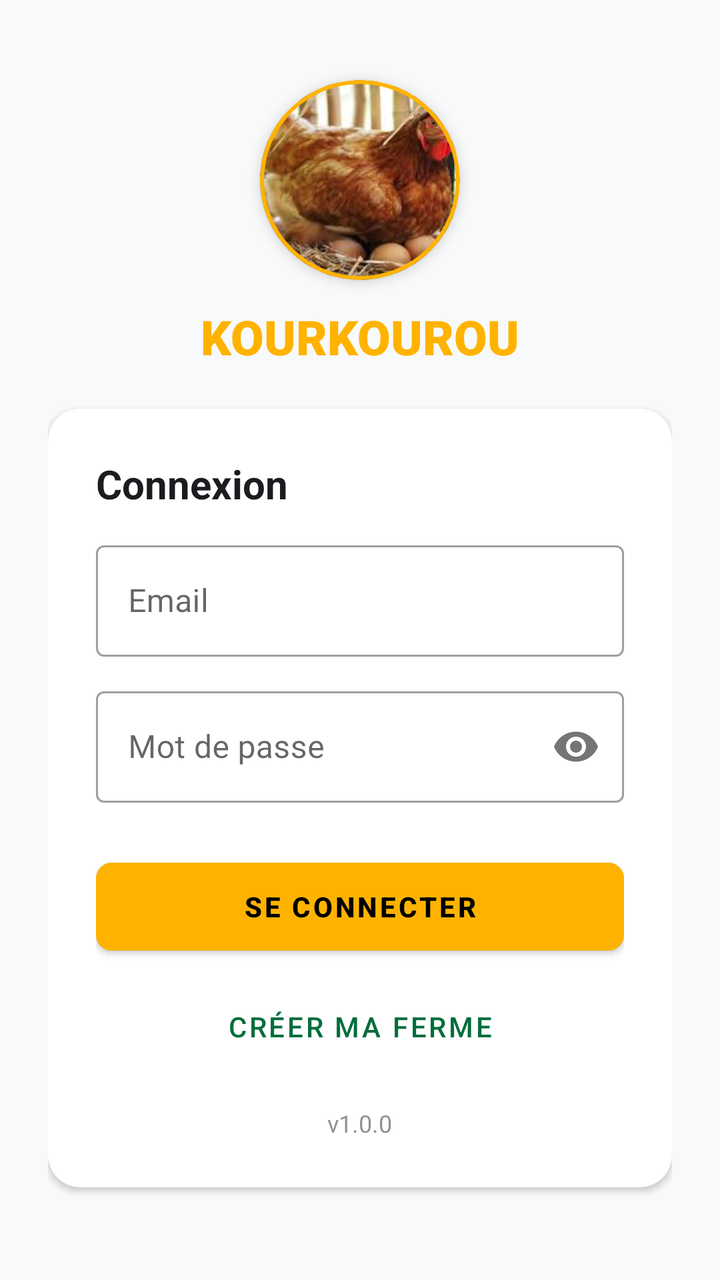
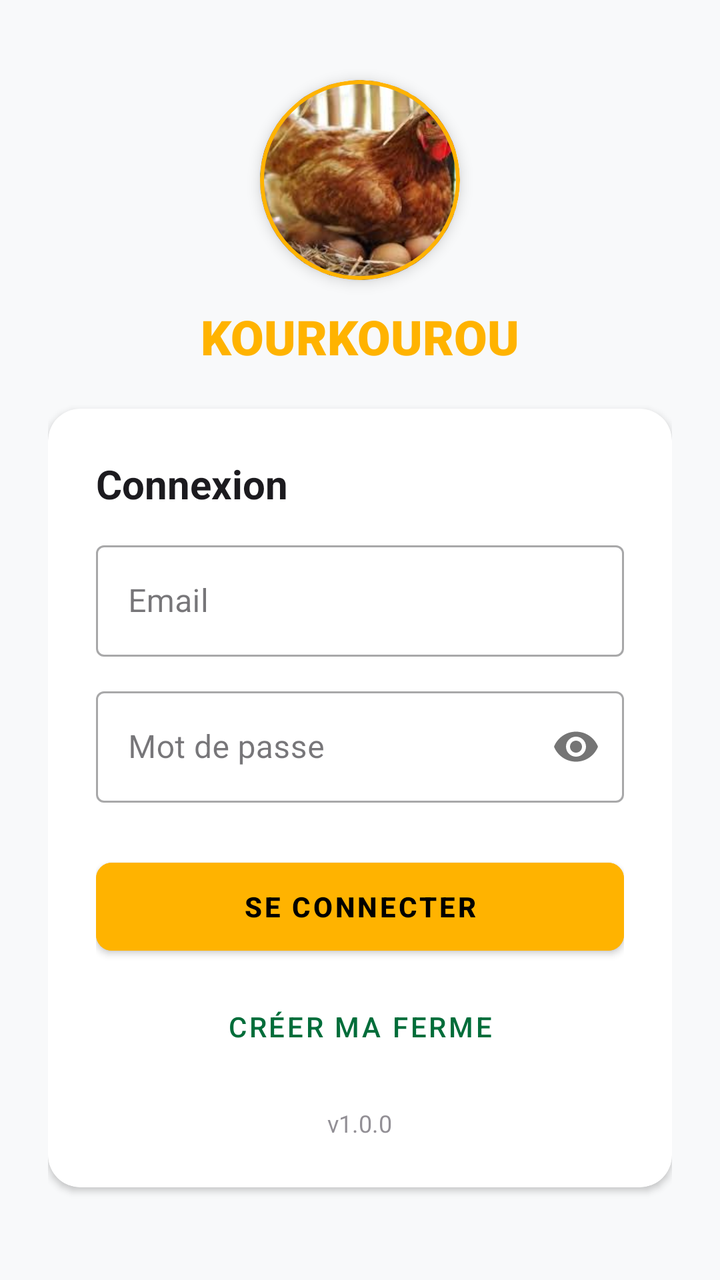

Compare the two renders of this Android layout. The source of the first and the diff that turns it into the second are given below.
<!-- AndroidManifest.xml: application theme Theme.Poulailler_copilot -->
<!-- res/layout/activity_login.xml -->
<?xml version="1.0" encoding="utf-8"?>
<ScrollView xmlns:android="http://schemas.android.com/apk/res/android"
    xmlns:app="http://schemas.android.com/apk/res-auto"
    android:layout_width="match_parent"
    android:layout_height="match_parent"
    android:fillViewport="true"
    android:background="@color/background">

    <LinearLayout
        android:layout_width="match_parent"
        android:layout_height="wrap_content"
        android:gravity="center_horizontal"
        android:orientation="vertical"
        android:padding="24dp">

        <com.google.android.material.card.MaterialCardView
            android:layout_width="100dp"
            android:layout_height="100dp"
            android:layout_marginTop="16dp"
            app:cardCornerRadius="50dp"
            app:cardElevation="4dp"
            app:strokeColor="@color/accent_amber"
            app:strokeWidth="2dp">
            <ImageView
                android:layout_width="match_parent"
                android:layout_height="match_parent"
                android:scaleType="centerCrop"
                android:src="@drawable/poule_pondeuse"
                android:contentDescription="Logo" />
        </com.google.android.material.card.MaterialCardView>

        <TextView
            android:layout_width="wrap_content"
            android:layout_height="wrap_content"
            android:layout_marginTop="12dp"
            android:text="KOURKOUROU"
            android:textColor="@color/accent_amber"
            android:textSize="24sp"
            android:fontFamily="sans-serif-black" />

        <com.google.android.material.card.MaterialCardView
            android:layout_width="match_parent"
            android:layout_height="wrap_content"
            android:layout_marginTop="20dp"
            style="@style/Widget.App.CardView">

            <LinearLayout
                android:id="@+id/loginContainer"
                android:layout_width="match_parent"
                android:layout_height="wrap_content"
                android:orientation="vertical"
                android:padding="24dp">

                <TextView
                    android:id="@+id/tvTitle"
                    android:layout_width="wrap_content"
                    android:layout_height="wrap_content"
                    android:text="Connexion"
                    android:textSize="20sp"
                    android:textStyle="bold"
                    android:textColor="@color/text_primary"
                    android:layout_marginBottom="12dp"/>

                
                <LinearLayout
                    android:id="@+id/layoutRegisterChoices"
                    android:layout_width="match_parent"
                    android:layout_height="wrap_content"
                    android:orientation="vertical"
                    android:visibility="gone"
                    android:layout_marginBottom="16dp">

                    <TextView
                        android:layout_width="wrap_content"
                        android:layout_height="wrap_content"
                        android:text="Choisissez votre mode d'inscription :"
                        android:textColor="@color/text_secondary"
                        android:textSize="14sp"
                        android:layout_marginBottom="12dp"/>

                    <com.google.android.material.button.MaterialButton
                        android:id="@+id/btnChoiceResponsable"
                        android:layout_width="match_parent"
                        android:layout_height="wrap_content"
                        android:text="CRÉER MA FERME"
                        android:textStyle="bold"
                        style="@style/Widget.MaterialComponents.Button.OutlinedButton"
                        app:strokeColor="@color/primary"
                        android:textColor="@color/primary"
                        app:icon="@android:drawable/ic_input_add"/>

                    <com.google.android.material.button.MaterialButton
                        android:id="@+id/btnChoiceAgent"
                        android:layout_width="match_parent"
                        android:layout_height="wrap_content"
                        android:layout_marginTop="8dp"
                        android:text="REJOINDRE UNE FERME"
                        android:textStyle="bold"
                        style="@style/Widget.MaterialComponents.Button.OutlinedButton"
                        app:strokeColor="@color/accent_blue"
                        android:textColor="@color/accent_blue"
                        app:icon="@android:drawable/ic_menu_share"/>
                </LinearLayout>

                <com.google.android.material.textfield.TextInputLayout
                    android:id="@+id/tilEmail"
                    android:layout_width="match_parent"
                    android:layout_height="wrap_content"
                    android:hint="Email"
                    style="@style/Widget.MaterialComponents.TextInputLayout.OutlinedBox">
                    <com.google.android.material.textfield.TextInputEditText
                        android:id="@+id/etEmail"
                        android:layout_width="match_parent"
                        android:layout_height="wrap_content"
                        android:inputType="textEmailAddress" />
                </com.google.android.material.textfield.TextInputLayout>

                <com.google.android.material.textfield.TextInputLayout
                    android:id="@+id/tilPassword"
                    android:layout_width="match_parent"
                    android:layout_height="wrap_content"
                    android:layout_marginTop="12dp"
                    android:hint="Mot de passe"
                    app:passwordToggleEnabled="true"
                    style="@style/Widget.MaterialComponents.TextInputLayout.OutlinedBox">
                    <com.google.android.material.textfield.TextInputEditText
                        android:id="@+id/etPassword"
                        android:layout_width="match_parent"
                        android:layout_height="wrap_content"
                        android:inputType="textPassword" />
                </com.google.android.material.textfield.TextInputLayout>

                <com.google.android.material.textfield.TextInputLayout
                    android:id="@+id/tilUsername"
                    android:layout_width="match_parent"
                    android:layout_height="wrap_content"
                    android:layout_marginTop="12dp"
                    android:hint="Votre Nom"
                    android:visibility="gone"
                    style="@style/Widget.MaterialComponents.TextInputLayout.OutlinedBox">
                    <com.google.android.material.textfield.TextInputEditText
                        android:id="@+id/etUsername"
                        android:layout_width="match_parent"
                        android:layout_height="wrap_content" />
                </com.google.android.material.textfield.TextInputLayout>

                
                <com.google.android.material.textfield.TextInputLayout
                    android:id="@+id/tilFarmCode"
                    android:layout_width="match_parent"
                    android:layout_height="wrap_content"
                    android:layout_marginTop="12dp"
                    android:hint="Code de la ferme reçu"
                    android:visibility="gone"
                    app:helperText="Saisissez le code à 6 caractères"
                    style="@style/Widget.MaterialComponents.TextInputLayout.OutlinedBox">
                    <com.google.android.material.textfield.TextInputEditText
                        android:id="@+id/etFarmCode"
                        android:layout_width="match_parent"
                        android:layout_height="wrap_content"
                        android:textAllCaps="true" />
                </com.google.android.material.textfield.TextInputLayout>

                
                <LinearLayout
                    android:id="@+id/layoutFarmInfoFields"
                    android:layout_width="match_parent"
                    android:layout_height="wrap_content"
                    android:orientation="vertical"
                    android:visibility="gone">

                    <com.google.android.material.textfield.TextInputLayout
                        android:layout_width="match_parent"
                        android:layout_height="wrap_content"
                        android:layout_marginTop="12dp"
                        android:hint="Nom de votre Ferme"
                        style="@style/Widget.MaterialComponents.TextInputLayout.OutlinedBox">
                        <com.google.android.material.textfield.TextInputEditText
                            android:id="@+id/etFarmName"
                            android:layout_width="match_parent"
                            android:layout_height="wrap_content" />
                    </com.google.android.material.textfield.TextInputLayout>

                    <com.google.android.material.textfield.TextInputLayout
                        android:layout_width="match_parent"
                        android:layout_height="wrap_content"
                        android:layout_marginTop="12dp"
                        android:hint="Devise"
                        style="@style/Widget.MaterialComponents.TextInputLayout.OutlinedBox.ExposedDropdownMenu">
                        <AutoCompleteTextView
                            android:id="@+id/actvCurrencySignup"
                            android:layout_width="match_parent"
                            android:layout_height="wrap_content"
                            android:inputType="none" />
                    </com.google.android.material.textfield.TextInputLayout>

                </LinearLayout>

                <com.google.android.material.button.MaterialButton
                    android:id="@+id/btnLogin"
                    android:layout_width="match_parent"
                    android:layout_height="56dp"
                    android:layout_marginTop="24dp"
                    android:text="Se connecter"
                    android:textStyle="bold"
                    app:cornerRadius="8dp"
                    android:backgroundTint="@color/accent_amber"
                    android:textColor="@color/black" />

                <com.google.android.material.button.MaterialButton
                    android:id="@+id/btnToggleRegister"
                    style="@style/Widget.MaterialComponents.Button.TextButton"
                    android:layout_width="match_parent"
                    android:layout_height="wrap_content"
                    android:layout_marginTop="8dp"
                    android:text="CRÉER MA FERME" />

                <TextView
                    android:id="@+id/tvAppVersionLogin"
                    android:layout_width="wrap_content"
                    android:layout_height="wrap_content"
                    android:layout_gravity="center"
                    android:layout_marginTop="16dp"
                    android:text="v1.0.0"
                    android:textColor="@color/text_secondary"
                    android:textSize="12sp"
                    android:alpha="0.6" />

            </LinearLayout>
        </com.google.android.material.card.MaterialCardView>

    </LinearLayout>
</ScrollView>
<!-- resources referenced by this layout -->
<resources>
  <color name="accent_amber">#FFB300</color>
  <color name="accent_blue">#0061A4</color>
  <color name="background">@color/off_white</color>
  <color name="black">#FF000000</color>
  <color name="primary">#006D3A</color>
  <color name="text_primary">#1C1B1F</color>
  <color name="text_secondary">#49454F</color>
  <!-- drawable poule_pondeuse: jpg bitmap (drawable, 10631 bytes) -->
  <style name="Widget.App.CardView" parent="Widget.MaterialComponents.CardView">
          <item name="cardElevation">2dp</item>
          <item name="cardCornerRadius">16dp</item>
          <item name="cardBackgroundColor">@color/surface</item>
          <item name="strokeWidth">0dp</item>
      </style>
  <style name="Theme.Poulailler_copilot" parent="Theme.MaterialComponents.DayNight.NoActionBar">
          
          <item name="colorPrimary">@color/primary</item>
          <item name="colorPrimaryVariant">@color/primary_variant</item>
          <item name="colorOnPrimary">@color/white</item>
  
          
          <item name="colorSecondary">@color/secondary</item>
          <item name="colorSecondaryVariant">@color/secondary_variant</item>
          <item name="colorOnSecondary">@color/white</item>
  
          
          <item name="android:windowBackground">@color/background</item>
          <item name="backgroundColor">@color/background</item>
  
          
          <item name="android:statusBarColor">?attr/colorPrimaryVariant</item>
  
          
          <item name="materialCardViewStyle">@style/Widget.App.CardView</item>
          <item name="shapeAppearanceLargeComponent">@style/ShapeAppearance.App.LargeComponent</item>
      </style>
  <color name="off_white">#F8F9FA</color>
  <color name="surface">#FFFFFF</color>
  <color name="primary_variant">#004D22</color>
  <color name="white">#FFFFFFFF</color>
  <color name="secondary">#43A047</color>
  <color name="secondary_variant">#2E7D32</color>
  <style name="ShapeAppearance.App.LargeComponent" parent="ShapeAppearance.MaterialComponents.LargeComponent">
          <item name="cornerFamily">rounded</item>
          <item name="cornerSize">16dp</item>
      </style>
</resources>

<!-- the commit's change to res/layout/activity_login.xml (unified diff, before → after) -->
@@ -185,6 +185,31 @@
                         android:layout_width="match_parent"
                         android:layout_height="wrap_content"
                         android:layout_marginTop="12dp"
+                        android:hint="Pays"
+                        style="@style/Widget.MaterialComponents.TextInputLayout.OutlinedBox.ExposedDropdownMenu">
+                        <AutoCompleteTextView
+                            android:id="@+id/actvCountry"
+                            android:layout_width="match_parent"
+                            android:layout_height="wrap_content"
+                            android:inputType="none" />
+                    </com.google.android.material.textfield.TextInputLayout>
+
+                    <com.google.android.material.textfield.TextInputLayout
+                        android:layout_width="match_parent"
+                        android:layout_height="wrap_content"
+                        android:layout_marginTop="12dp"
+                        android:hint="Ville"
+                        style="@style/Widget.MaterialComponents.TextInputLayout.OutlinedBox">
+                        <com.google.android.material.textfield.TextInputEditText
+                            android:id="@+id/etCity"
+                            android:layout_width="match_parent"
+                            android:layout_height="wrap_content" />
+                    </com.google.android.material.textfield.TextInputLayout>
+
+                    <com.google.android.material.textfield.TextInputLayout
+                        android:layout_width="match_parent"
+                        android:layout_height="wrap_content"
+                        android:layout_marginTop="12dp"
                         android:hint="Devise"
                         style="@style/Widget.MaterialComponents.TextInputLayout.OutlinedBox.ExposedDropdownMenu">
                         <AutoCompleteTextView
<!-- resource entries referenced after the edit -->
@@ -27,7 +27,13 @@
   
           
           <item name="android:windowBackground">@color/background</item>
-          <item name="backgroundColor">@color/background</item>
+          <item name="colorSurface">@color/surface</item>
+          <item name="colorOnSurface">@color/text_primary</item>
+          <item name="colorOnSurfaceVariant">@color/text_secondary</item>
+  
+          
+          <item name="android:textColorPrimary">@color/text_primary</item>
+          <item name="android:textColorSecondary">@color/text_secondary</item>
   
           
           <item name="android:statusBarColor">?attr/colorPrimaryVariant</item>
@@ -35,6 +41,10 @@
           
           <item name="materialCardViewStyle">@style/Widget.App.CardView</item>
           <item name="shapeAppearanceLargeComponent">@style/ShapeAppearance.App.LargeComponent</item>
+  
+          
+          <item name="materialAlertDialogTheme">@style/ThemeOverlay.App.MaterialAlertDialog</item>
+          <item name="alertDialogTheme">@style/ThemeOverlay.App.MaterialAlertDialog</item>
       </style>
   <color name="off_white">#F8F9FA</color>
   <color name="surface">#FFFFFF</color>
@@ -46,5 +56,10 @@
           <item name="cornerFamily">rounded</item>
           <item name="cornerSize">16dp</item>
       </style>
+  <style name="ThemeOverlay.App.MaterialAlertDialog" parent="ThemeOverlay.MaterialComponents.MaterialAlertDialog">
+          <item name="colorSurface">@color/surface</item>
+          <item name="colorOnSurface">@color/text_primary</item>
+          <item name="android:textColorPrimary">@color/text_primary</item>
+      </style>
 </resources>
 
